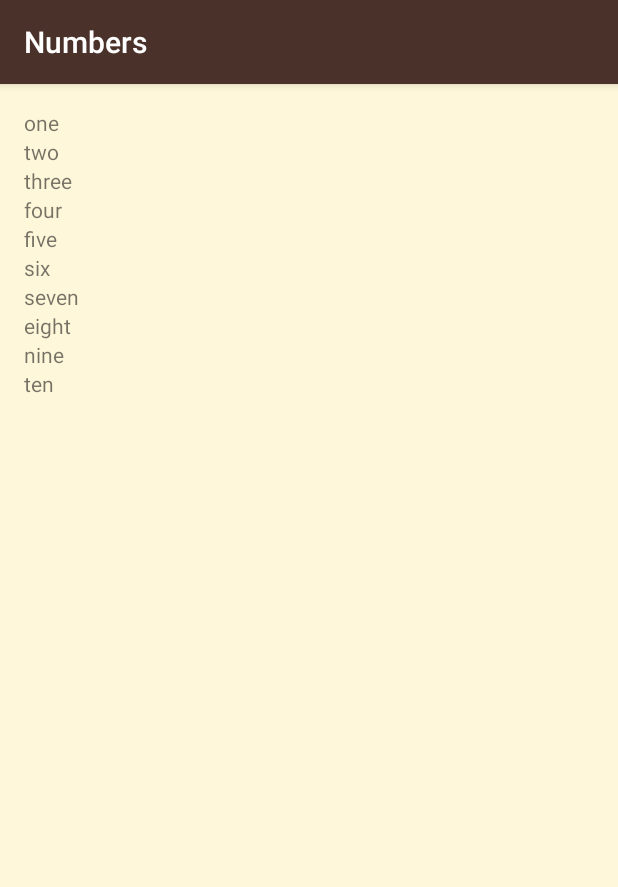
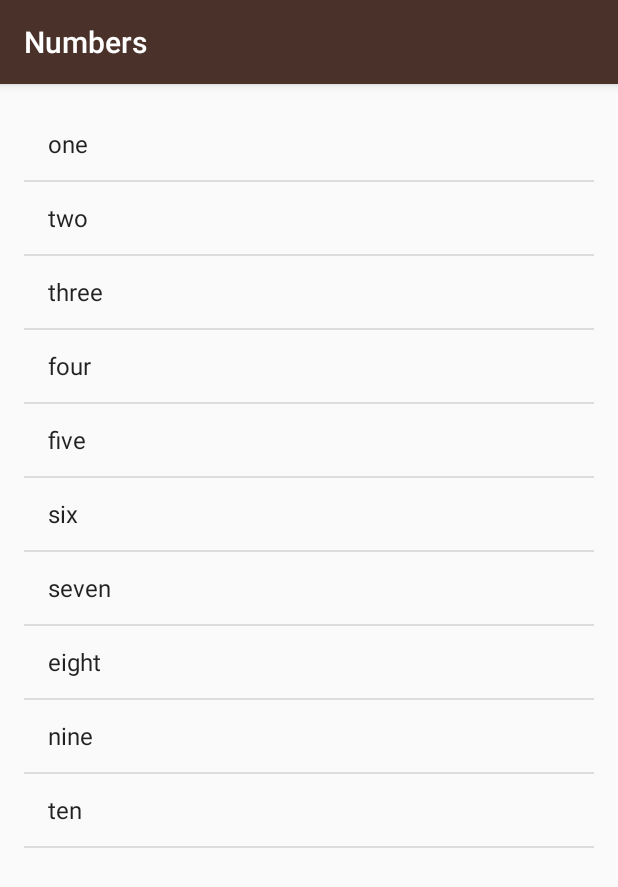
Before and after one commit to eborghi10/AndroidBasics-MultiscreenApps, an Android app: the NumbersActivity screen opened directly, with no data from a screen before it, on a phone screen of 412 x 824 dp. Shown: the top 887 px of the screen. Run offline under Robolectric (Android 15) with nearby library versions, the phone set to English and light mode, and no system bars.

Commit message:
Change to ListView

```diff
--- a/MiwokTranslate/app/src/main/java/com/example/android/miwok/NumbersActivity.java
+++ b/MiwokTranslate/app/src/main/java/com/example/android/miwok/NumbersActivity.java
@@ -3,7 +3,9 @@ package com.example.android.miwok;
 import android.support.v7.app.AppCompatActivity;
 import android.os.Bundle;
 import android.util.Log;
+import android.widget.ArrayAdapter;
 import android.widget.LinearLayout;
+import android.widget.ListView;
 import android.widget.TextView;
 
 import java.util.ArrayList;
@@ -37,6 +39,7 @@ public class NumbersActivity extends AppCompatActivity {
         }
         */
 
+        /*
         // Adding textViews to the LinearLayout (not using XML)
         LinearLayout rootView = (LinearLayout) findViewById(R.id.rootView);
 
@@ -46,5 +49,28 @@ public class NumbersActivity extends AppCompatActivity {
             wordView.setText(w);
             rootView.addView(wordView); // Add a child (wordView) to the parent view (rootView)
         }
+        */
+
+        // Create an {@link ArrayAdapter}, whose data source is a list of Strings. The
+        // adapter knows how to create layouts for each item in the list, using the
+        // simple_list_item_1.xml layout resource defined in the Android framework.
+        // This list item layout contains a single {@link TextView}, which the adapter will set to
+        // display a single word.
+        ArrayAdapter<String> itemsAdapter =
+                new ArrayAdapter<>(this, android.R.layout.simple_list_item_1, words);
+        /**
+         * Creates a ListView with items to display them on the ListView layout.
+         *
+         */
+        // Find the {@link ListView} object in the view hierarchy of the {@link Activity}.
+        // There should be a {@link ListView} with the view ID called list, which is declared in the
+        // activity_numbers.xml layout file.
+        ListView listView = (ListView) findViewById(R.id.list);
+
+        // Make the {@link ListView} use the {@link ArrayAdapter} we created above, so that the
+        // {@link ListView} will display list items for each word in the list of words.
+        // Do this by calling the setAdapter method on the {@link ListView} object and pass in
+        // 1 argument, which is the {@link ArrayAdapter} with the variable name itemsAdapter.
+        listView.setAdapter(itemsAdapter);
     }
 }
--- a/MiwokTranslate/app/src/main/res/layout/activity_numbers.xml
+++ b/MiwokTranslate/app/src/main/res/layout/activity_numbers.xml
@@ -1,6 +1,6 @@
 <?xml version="1.0" encoding="utf-8"?>
 
-<LinearLayout
+<!--LinearLayout
     xmlns:android="http://schemas.android.com/apk/res/android"
     xmlns:tools="http://schemas.android.com/tools"
     android:layout_width="match_parent"
@@ -10,10 +10,16 @@
     android:padding="@dimen/activity_vertical_margin"
     android:id="@+id/rootView"
     tools:context="com.example.android.miwok.NumbersActivity">
+</LinearLayout-->
 
-    <!--
-    Add the rootView id to be used in NumbersActivity.java
-    -->
-
-
-</LinearLayout>
+<ListView xmlns:android="http://schemas.android.com/apk/res/android"
+    xmlns:tools="http://schemas.android.com/tools"
+    android:id="@+id/list"
+    android:orientation="vertical"
+    android:layout_width="match_parent"
+    android:layout_height="match_parent"
+    android:paddingBottom="@dimen/activity_vertical_margin"
+    android:paddingLeft="@dimen/activity_horizontal_margin"
+    android:paddingRight="@dimen/activity_horizontal_margin"
+    android:paddingTop="@dimen/activity_vertical_margin"
+    tools:context="com.example.android.miwok.NumbersActivity"/>
```
Also changed, not shown: 1 other file.
